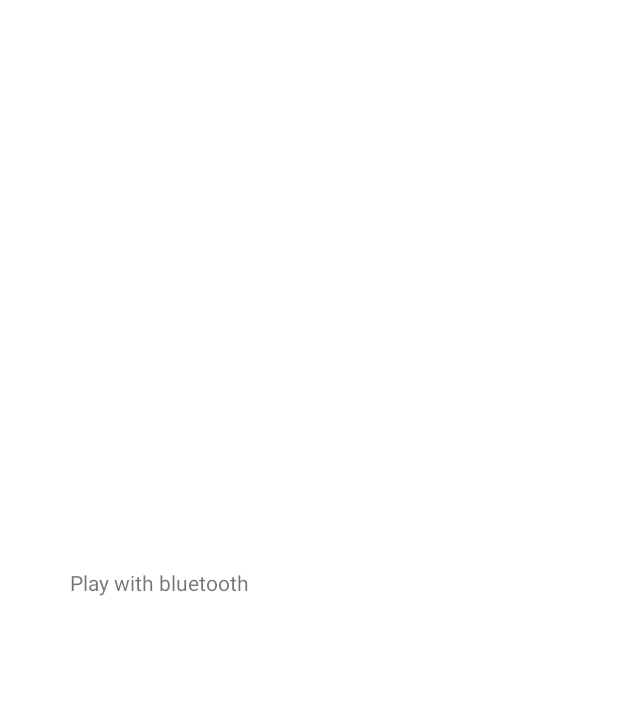
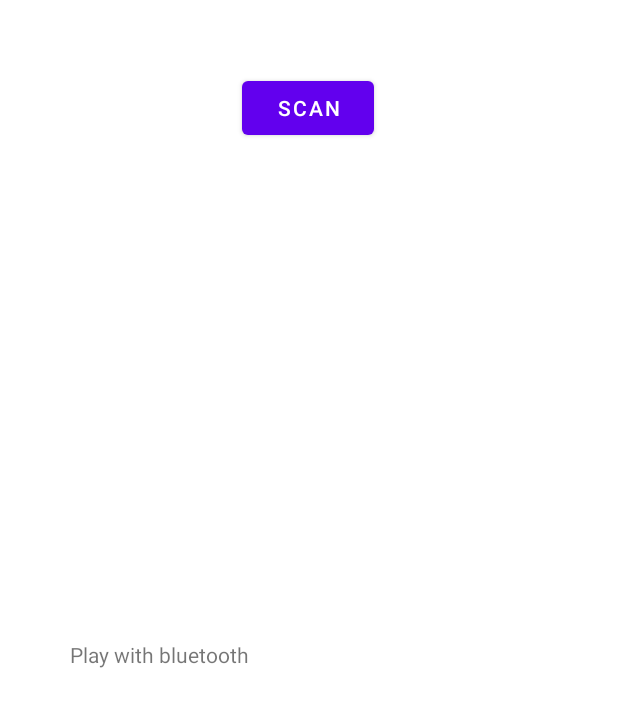
Before and after one commit to masim05/android-play-bluetooth, an Android app: the screen it shows after launch (MainActivity), on a phone screen of 412 x 824 dp. Before the commit the part shown is almost empty. Shown: the top 707 px of the screen. Run offline under Robolectric (Android 15) with nearby library versions, the phone set to English and light mode, and no system bars.

Commit message:
Add button with scanning.

```diff
--- a/app/src/main/AndroidManifest.xml
+++ b/app/src/main/AndroidManifest.xml
@@ -2,6 +2,7 @@
 <manifest xmlns:android="http://schemas.android.com/apk/res/android"
     package="com.example.playwithbluetooth">
 
+    <uses-permission android:name="android.permission.BLUETOOTH_CONNECT" />
     <application
         android:allowBackup="true"
         android:icon="@mipmap/ic_launcher"
--- a/app/src/main/java/com/example/playwithbluetooth/MainActivity.kt
+++ b/app/src/main/java/com/example/playwithbluetooth/MainActivity.kt
@@ -1,11 +1,63 @@
 package com.example.playwithbluetooth
 
+import android.bluetooth.BluetoothAdapter
+import android.bluetooth.BluetoothDevice
+import android.content.BroadcastReceiver
+import android.content.Context
+import android.content.Intent
+import android.content.IntentFilter
 import androidx.appcompat.app.AppCompatActivity
 import android.os.Bundle
+import android.util.Log
+import android.view.View
+import android.widget.Button
+
+
+private const val TAG = "Main Activity"
+
 
 class MainActivity : AppCompatActivity() {
     override fun onCreate(savedInstanceState: Bundle?) {
+        Log.v(TAG, "On create started")
+
         super.onCreate(savedInstanceState)
         setContentView(R.layout.activity_main)
+
+        // Register for broadcasts when a device is discovered.
+        val filter = IntentFilter(BluetoothDevice.ACTION_FOUND)
+        registerReceiver(receiver, filter)
+
+
+        val button: Button = findViewById(R.id.scan_button)
+        button.setOnClickListener {
+            val bluetoothAdapter: BluetoothAdapter? = BluetoothAdapter.getDefaultAdapter()
+            if (bluetoothAdapter == null) {
+                Log.e(TAG, "bluetoothAdapter is null")
+            }
+        }
+    }
+
+    private val receiver = object : BroadcastReceiver() {
+
+        override fun onReceive(context: Context, intent: Intent) {
+            when (intent.action) {
+                BluetoothDevice.ACTION_FOUND -> {
+                    // Discovery has found a device. Get the BluetoothDevice
+                    // object and its info from the Intent.
+                    val device: BluetoothDevice? =
+                        intent.getParcelableExtra(BluetoothDevice.EXTRA_DEVICE)
+                    val deviceName = device?.name
+                    val deviceHardwareAddress = device?.address // MAC address
+                    Log.v(TAG, "$deviceName: $deviceHardwareAddress")
+                }
+            }
+        }
+    }
+
+    override fun onDestroy() {
+        super.onDestroy()
+
+        // Don't forget to unregister the ACTION_FOUND receiver.
+        unregisterReceiver(receiver)
     }
 }
--- a/app/src/main/res/layout/activity_main.xml
+++ b/app/src/main/res/layout/activity_main.xml
@@ -14,5 +14,16 @@
         app:layout_constraintBottom_toBottomOf="parent"
         app:layout_constraintEnd_toEndOf="parent"
         app:layout_constraintStart_toStartOf="parent"
+        app:layout_constraintTop_toBottomOf="@+id/scan_button" />
+
+    <Button
+        android:id="@+id/scan_button"
+        android:layout_width="wrap_content"
+        android:layout_height="wrap_content"
+        android:layout_marginTop="48dp"
+        android:text="Scan"
+        app:layout_constraintEnd_toEndOf="parent"
+        app:layout_constraintHorizontal_bias="0.498"
+        app:layout_constraintStart_toStartOf="parent"
         app:layout_constraintTop_toTopOf="parent" />
 </androidx.constraintlayout.widget.ConstraintLayout>
```
